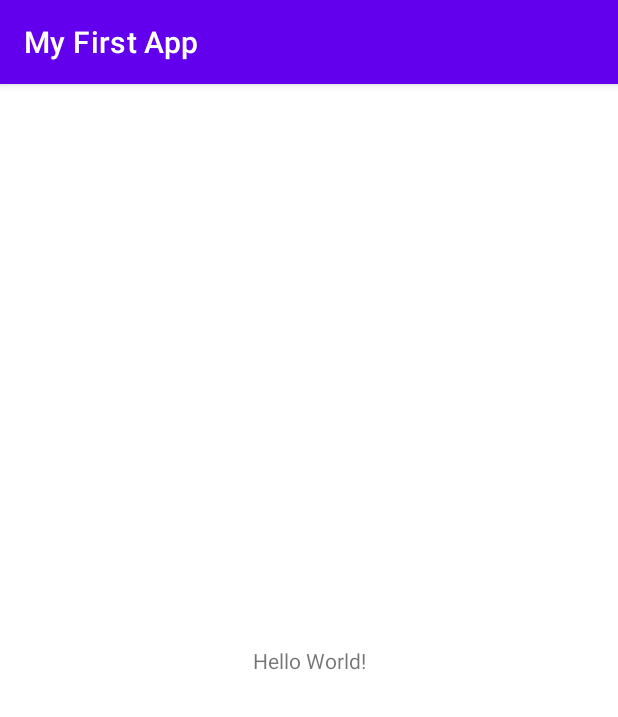
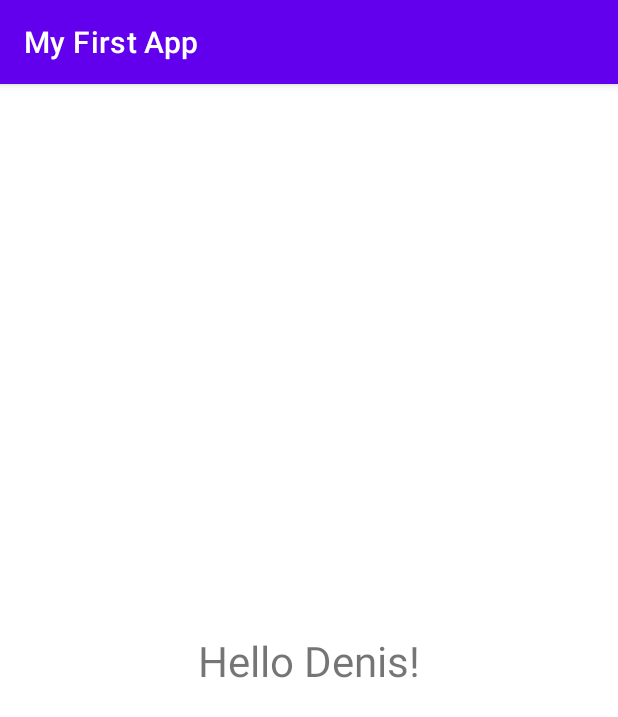
Before and after one commit to tm9704/Android-Studio-Basic, an Android app: the screen it shows after launch (MainActivity), on a phone screen of 412 x 824 dp. Shown: the top 717 px of the screen. Run offline under Robolectric (Android 15) with nearby library versions, the phone set to English and light mode, and no system bars.

Commit message:
Android Studio : Hello World

```diff
--- a/app/src/main/res/layout/activity_main.xml
+++ b/app/src/main/res/layout/activity_main.xml
@@ -9,10 +9,13 @@
     <TextView
         android:layout_width="wrap_content"
         android:layout_height="wrap_content"
-        android:text="Hello World!"
+        android:text="Hello Denis!"
+        android:textSize = "28sp"
+        app:fontFamily="sans-serif"
         app:layout_constraintBottom_toBottomOf="parent"
         app:layout_constraintLeft_toLeftOf="parent"
         app:layout_constraintRight_toRightOf="parent"
-        app:layout_constraintTop_toTopOf="parent" />
+        app:layout_constraintTop_toTopOf="parent"
+        app:textAllCaps="false" />
 
 </androidx.constraintlayout.widget.ConstraintLayout>
```
